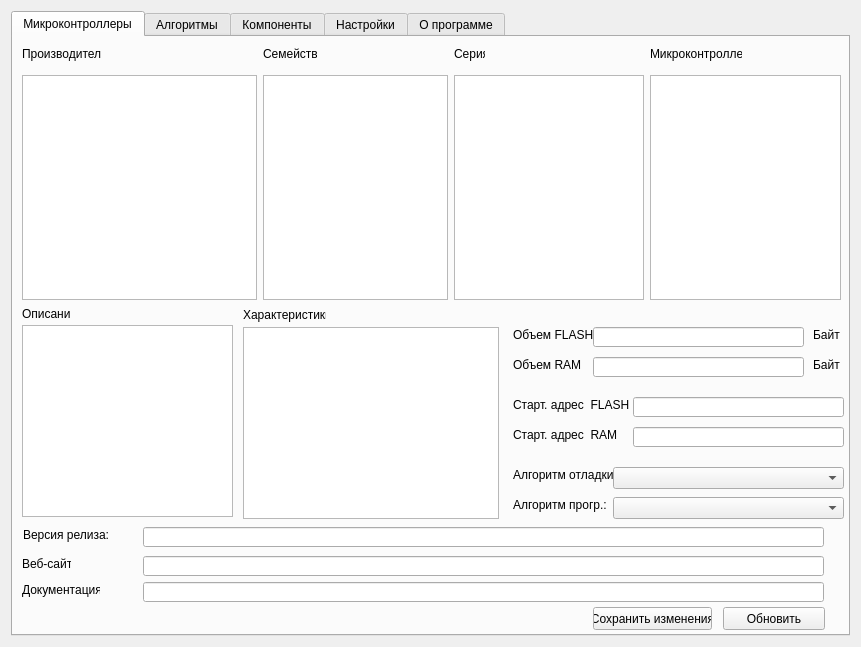
unsi9ned/coide-pack-installer, file mainform.ui: the form before one commit.
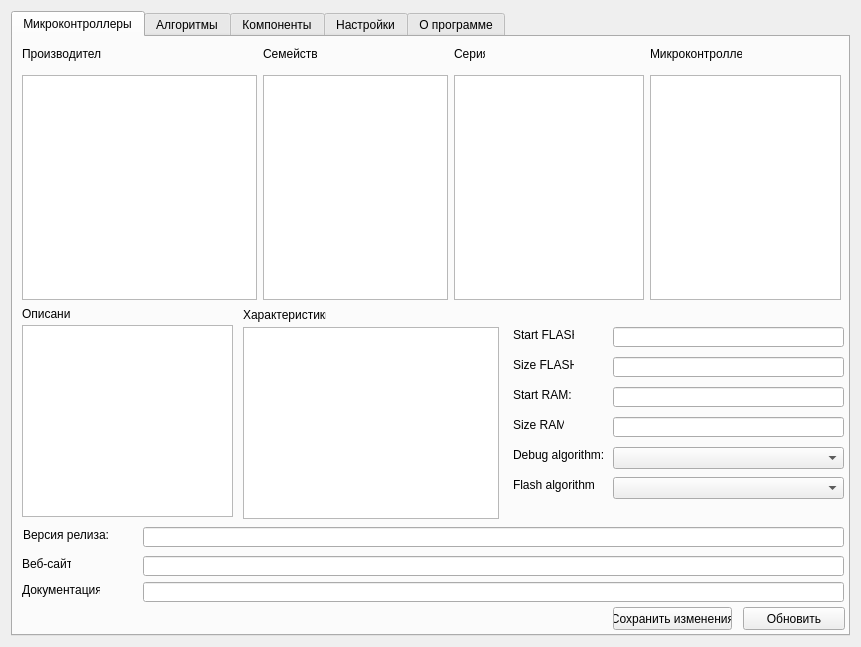
The form after the commit. Icons and pictures are not drawn. Custom widgets are drawn as their Qt base class.

Commit message: Добавлен разбор и отображение алгоритмов программирования: + Переработал класс FlashAlgorithm. Переименован в ProgAlgorithm (т.к. алгоритмы есть и для EEPROM, и для др. областей) + Разбор по принципу вертикальной иерархии: алгоритмы для device, если не описаты, тогда берем алгоритмы для subFamily, если нет, тогда алгоритмы для family + Добавлено определение какой из алгоритмов является дефолтным и используется для Flash (Code Memory)

```diff
--- a/mainform.ui
+++ b/mainform.ui
@@ -192,7 +192,7 @@
          <rect>
           <x>130</x>
           <y>519</y>
-          <width>681</width>
+          <width>701</width>
           <height>20</height>
          </rect>
         </property>
@@ -202,7 +202,7 @@
          <rect>
           <x>130</x>
           <y>545</y>
-          <width>681</width>
+          <width>701</width>
           <height>20</height>
          </rect>
         </property>
@@ -236,7 +236,7 @@
        <widget class="QPushButton" name="pushButtonSave">
         <property name="geometry">
          <rect>
-          <x>580</x>
+          <x>600</x>
           <y>570</y>
           <width>119</width>
           <height>23</height>
@@ -255,7 +255,7 @@
        <widget class="QPushButton" name="pushButtonDataLoad">
         <property name="geometry">
          <rect>
-          <x>710</x>
+          <x>730</x>
           <y>570</y>
           <width>102</width>
           <height>23</height>
@@ -275,93 +275,67 @@
         <property name="geometry">
          <rect>
           <x>500</x>
-          <y>290</y>
-          <width>81</width>
+          <y>320</y>
+          <width>61</width>
           <height>16</height>
          </rect>
         </property>
         <property name="text">
-         <string>Объем FLASH</string>
+         <string>Size FLASH:</string>
         </property>
        </widget>
        <widget class="QLineEdit" name="lineEditFlashSize">
         <property name="geometry">
          <rect>
-          <x>580</x>
-          <y>290</y>
-          <width>211</width>
+          <x>600</x>
+          <y>320</y>
+          <width>231</width>
           <height>20</height>
          </rect>
         </property>
        </widget>
-       <widget class="QLabel" name="label_10">
-        <property name="geometry">
-         <rect>
-          <x>800</x>
-          <y>290</y>
-          <width>31</width>
-          <height>16</height>
-         </rect>
-        </property>
-        <property name="text">
-         <string>Байт</string>
-        </property>
-       </widget>
        <widget class="QLabel" name="label_11">
         <property name="geometry">
          <rect>
           <x>500</x>
-          <y>320</y>
-          <width>71</width>
+          <y>380</y>
+          <width>51</width>
           <height>16</height>
          </rect>
         </property>
         <property name="text">
-         <string>Объем RAM</string>
+         <string>Size RAM:</string>
         </property>
        </widget>
        <widget class="QLineEdit" name="lineEditRamSize">
         <property name="geometry">
          <rect>
-          <x>580</x>
-          <y>320</y>
-          <width>211</width>
+          <x>600</x>
+          <y>380</y>
+          <width>231</width>
           <height>20</height>
          </rect>
         </property>
        </widget>
-       <widget class="QLabel" name="label_12">
-        <property name="geometry">
-         <rect>
-          <x>800</x>
-          <y>320</y>
-          <width>31</width>
-          <height>16</height>
-         </rect>
-        </property>
-        <property name="text">
-         <string>Байт</string>
-        </property>
-       </widget>
        <widget class="QLabel" name="label_13">
         <property name="geometry">
          <rect>
           <x>500</x>
-          <y>360</y>
-          <width>121</width>
+          <y>290</y>
+          <width>61</width>
           <height>16</height>
          </rect>
         </property>
         <property name="text">
-         <string>Старт. адрес  FLASH</string>
+         <string>Start FLASH:</string>
         </property>
        </widget>
        <widget class="QLineEdit" name="lineEditFlashStart">
         <property name="geometry">
          <rect>
-          <x>620</x>
-          <y>360</y>
-          <width>211</width>
+          <x>600</x>
+          <y>290</y>
+          <width>231</width>
           <height>20</height>
          </rect>
         </property>
@@ -370,21 +344,21 @@
         <property name="geometry">
          <rect>
           <x>500</x>
-          <y>390</y>
-          <width>121</width>
+          <y>350</y>
+          <width>61</width>
           <height>16</height>
          </rect>
         </property>
         <property name="text">
-         <string>Старт. адрес  RAM</string>
+         <string>Start RAM:</string>
         </property>
        </widget>
        <widget class="QLineEdit" name="lineEditRamStart">
         <property name="geometry">
          <rect>
-          <x>620</x>
-          <y>390</y>
-          <width>211</width>
+          <x>600</x>
+          <y>350</y>
+          <width>231</width>
           <height>20</height>
          </rect>
         </property>
@@ -393,20 +367,20 @@
         <property name="geometry">
          <rect>
           <x>500</x>
-          <y>430</y>
-          <width>101</width>
+          <y>410</y>
+          <width>91</width>
           <height>16</height>
          </rect>
         </property>
         <property name="text">
-         <string>Алгоритм отладки:</string>
+         <string>Debug algorithm:</string>
         </property>
        </widget>
        <widget class="QComboBox" name="comboBoxDebugAlg">
         <property name="geometry">
          <rect>
           <x>600</x>
-          <y>430</y>
+          <y>410</y>
           <width>231</width>
           <height>22</height>
          </rect>
@@ -416,20 +390,20 @@
         <property name="geometry">
          <rect>
           <x>500</x>
-          <y>460</y>
-          <width>101</width>
+          <y>440</y>
+          <width>81</width>
           <height>16</height>
          </rect>
         </property>
         <property name="text">
-         <string>Алгоритм прогр.:</string>
+         <string>Flash algorithm:</string>
         </property>
        </widget>
        <widget class="QComboBox" name="comboBoxFlashAlg">
         <property name="geometry">
          <rect>
           <x>600</x>
-          <y>460</y>
+          <y>440</y>
           <width>231</width>
           <height>22</height>
          </rect>
@@ -453,7 +427,7 @@
          <rect>
           <x>130</x>
           <y>490</y>
-          <width>681</width>
+          <width>701</width>
           <height>20</height>
          </rect>
         </property>
```
The commit also changes 13 other files.
